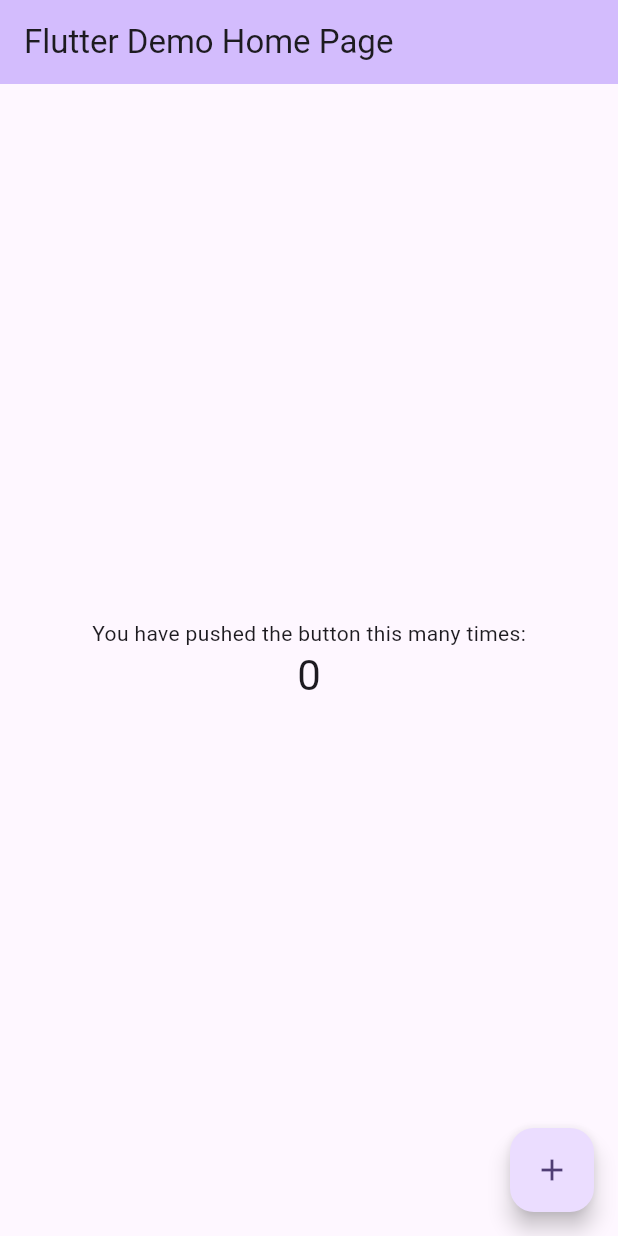
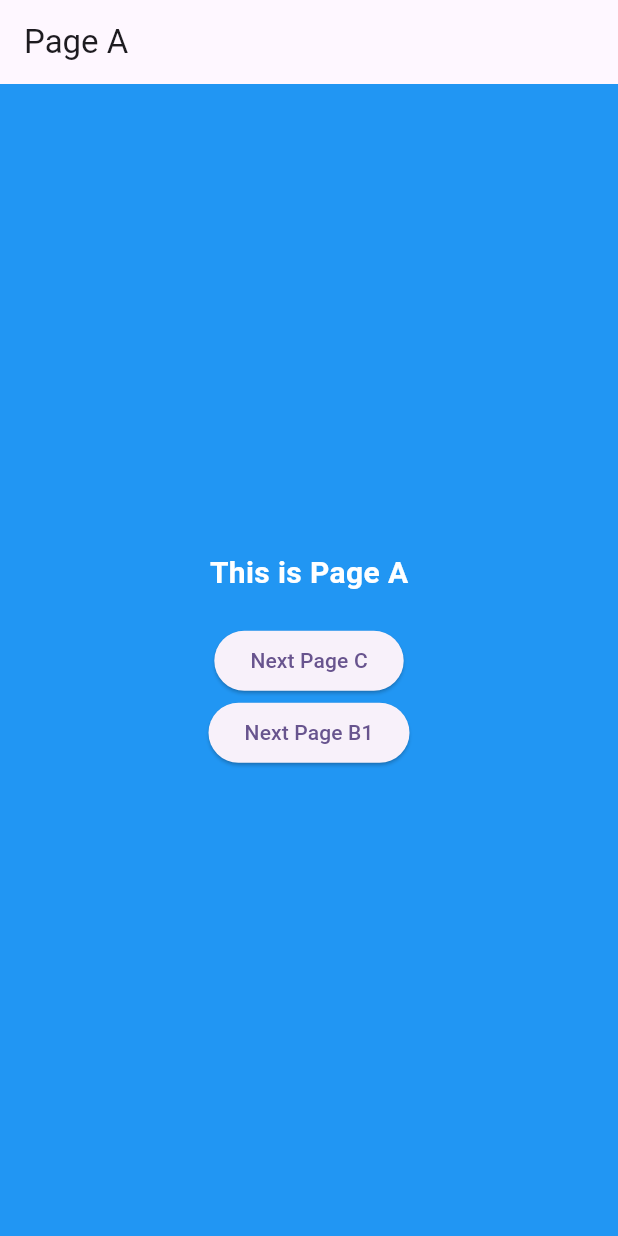
Before and after one commit to minhtamldt/FlutterOrigin, a Flutter app: the screen it shows after launch, on a phone screen of 412 x 824 dp. Run offline on Flutter 3.47's test engine with Material 3 defaults, Android fonts, the phone set to English and light mode, and no system bars; our stand-ins replace auto_route.

Commit message:
save code

```diff
--- a/flutter_origin/lib/app.dart
+++ b/flutter_origin/lib/app.dart
@@ -1,13 +1,16 @@
 import 'package:flutter/material.dart';
-import 'package:flutter_origin/presentation/counter/counter_page.dart';
+import 'package:flutter_origin/config/auto_router/app_router.dart';
 
 class OriginApp extends StatelessWidget {
-  const OriginApp({super.key});
+  OriginApp({super.key});
+
+  final AppRouter _appRouter = AppRouter();
 
   // This widget is the root of your application.
   @override
   Widget build(BuildContext context) {
-    return MaterialApp(
+    return MaterialApp.router(
+      routerConfig: _appRouter.config(),
       title: 'Flutter Demo',
       theme: ThemeData(
         // This is the theme of your application.
@@ -28,7 +31,6 @@ class OriginApp extends StatelessWidget {
         colorScheme: ColorScheme.fromSeed(seedColor: Colors.deepPurple),
         useMaterial3: true,
       ),
-      home: const CounterPage(title: 'Flutter Demo Home Page'),
     );
   }
 }
--- /dev/null
+++ b/flutter_origin/lib/config/auto_router/app_router.dart
@@ -0,0 +1,56 @@
+import 'package:auto_route/auto_route.dart';
+import 'package:flutter/material.dart';
+import 'package:flutter_origin/config/auto_router/guards/can_pusp_page.dart';
+import 'package:flutter_origin/config/auto_router/path_router.dart';
+import 'package:flutter_origin/presentation/auto_route_page/navi_pages/page_a.dart';
+import 'package:flutter_origin/presentation/auto_route_page/navi_pages/page_b1.dart';
+import 'package:flutter_origin/presentation/auto_route_page/navi_pages/page_b2.dart';
+import 'package:flutter_origin/presentation/auto_route_page/navi_pages/page_b.dart';
+import 'package:flutter_origin/presentation/auto_route_page/navi_pages/page_c.dart';
+import 'package:flutter_origin/presentation/auto_route_page/navi_pages/page_d.dart';
+import 'package:flutter_origin/presentation/auto_route_page/navi_pages/page_e.dart';
+part 'app_router.gr.dart';
+
+@AutoRouterConfig()
+class AppRouter extends _$AppRouter {
+  //Key used to acess paramters
+  static const String argumentsKeys = "argumentsKeys";
+  @override
+  List<AutoRoute> get routes => [
+        AutoRoute(
+          initial: true,
+          path: PathRouter.pageA,
+          page: RouteA.page,
+          guards: [
+            CanPushPage(),
+          ],
+        ),
+        AutoRoute(
+          path: PathRouter.pageB,
+          page: RouteB.page,
+          children: [
+            AutoRoute(
+              initial: true,
+              path: PathRouter.pageB1,
+              page: RouteB1.page,
+            ),
+            AutoRoute(
+              path: PathRouter.pageB2,
+              page: RouteB2.page,
+            ),
+          ],
+        ),
+        AutoRoute(
+          path: PathRouter.pageC,
+          page: RouteC.page,
+        ),
+        AutoRoute(
+          path: PathRouter.pageD,
+          page: RouteD.page,
+        ),
+        AutoRoute(
+          path: PathRouter.pageE,
+          page: RouteE.page,
+        ),
+      ];
+}
--- /dev/null
+++ b/flutter_origin/lib/config/auto_router/guards/can_pusp_page.dart
@@ -0,0 +1,8 @@
+import 'package:auto_route/auto_route.dart';
+
+class CanPushPage extends AutoRouteGuard {
+  @override
+  void onNavigation(NavigationResolver resolver, StackRouter router) {
+    resolver.next(true);
+  }
+}
--- /dev/null
+++ b/flutter_origin/lib/config/auto_router/path_router.dart
@@ -0,0 +1,9 @@
+class PathRouter {
+  static String pageA = "/pageA";
+  static String pageB1 = "pageB1";
+  static String pageB2 = "pageB2";
+  static String pageB = "/pageB";
+  static String pageC = "/pageC";
+  static String pageD = "/pageD";
+  static String pageE = "/pageE";
+}
--- a/flutter_origin/lib/main.dart
+++ b/flutter_origin/lib/main.dart
@@ -2,5 +2,5 @@ import 'package:flutter/material.dart';
 import 'package:flutter_origin/app.dart';
 
 void main() {
-  runApp(const OriginApp());
+  runApp(OriginApp());
 }
--- /dev/null
+++ b/flutter_origin/lib/presentation/auto_route_page/navi_pages/page_a.dart
@@ -0,0 +1,62 @@
+import 'package:auto_route/auto_route.dart';
+import 'package:flutter/material.dart';
+import 'package:flutter_origin/config/auto_router/app_router.dart';
+import 'package:flutter_origin/config/auto_router/path_router.dart';
+
+@RoutePage()
+class PageA extends StatefulWidget {
+  final Map<String, dynamic>? paramters;
+  const PageA({super.key, @QueryParam(AppRouter.argumentsKeys) this.paramters});
+
+  @override
+  State<PageA> createState() => _PageAState();
+}
+
+class _PageAState extends State<PageA> {
+  @override
+  Widget build(BuildContext context) {
+    return Scaffold(
+      appBar: _buildAppBar(),
+      body: _buildBody(),
+    );
+  }
+
+  _buildAppBar() {
+    return AppBar(
+      title: const Text("Page A"),
+    );
+  }
+
+  _buildBody() {
+    return Container(
+      alignment: Alignment.center,
+      color: Colors.blue,
+      child: Column(
+        crossAxisAlignment: CrossAxisAlignment.center,
+        mainAxisAlignment: MainAxisAlignment.center,
+        children: <Widget>[
+          const Text(
+            "This is Page A",
+            style: TextStyle(
+                color: Colors.white, fontWeight: FontWeight.bold, fontSize: 20),
+          ),
+          const SizedBox(
+            height: 20,
+          ),
+          ElevatedButton(
+            child: const Text('Next Page C'),
+            onPressed: () {
+              AutoRouter.of(context).pushNamed(PathRouter.pageC);
+            },
+          ),
+          ElevatedButton(
+            child: const Text('Next Page B1'),
+            onPressed: () {
+              AutoRouter.of(context).pushNamed(PathRouter.pageB);
+            },
+          )
+        ],
+      ),
+    );
+  }
+}
--- /dev/null
+++ b/flutter_origin/lib/presentation/auto_route_page/navi_pages/page_b.dart
@@ -0,0 +1,6 @@
+import 'package:auto_route/auto_route.dart';
+
+@RoutePage()
+class PageB extends AutoRouter {
+  const PageB({super.key});
+}
--- a/flutter_origin/pubspec.yaml
+++ b/flutter_origin/pubspec.yaml
@@ -35,6 +35,7 @@ dependencies:
   # The following adds the Cupertino Icons font to your application.
   # Use with the CupertinoIcons class for iOS style icons.
   cupertino_icons: ^1.0.2
+  auto_route: ^7.8.4
 
 dev_dependencies:
   flutter_test:
@@ -46,6 +47,9 @@ dev_dependencies:
   # package. See that file for information about deactivating specific lint
   # rules and activating additional ones.
   flutter_lints: ^2.0.0
+  auto_route_generator: ^7.3.2
+  build_runner: ^2.4.7
+
 
 # For information on the generic Dart part of this file, see the
 # following page: https://dart.dev/tools/pub/pubspec
```
Also changed, not shown: flutter_origin/lib/config/auto_router/app_router_extension.dart (added, +16 -0 lines), flutter_origin/lib/presentation/auto_route_page/navi_pages/page_b1.dart (added, +62 -0 lines), flutter_origin/lib/presentation/auto_route_page/navi_pages/page_b2.dart (added, +53 -0 lines), flutter_origin/lib/presentation/auto_route_page/navi_pages/page_c.dart (added, +58 -0 lines), flutter_origin/lib/presentation/auto_route_page/navi_pages/page_d.dart (added, +69 -0 lines), flutter_origin/lib/presentation/auto_route_page/navi_pages/page_e.dart (added, +56 -0 lines), flutter_origin/lib/config/auto_router/app_router.gr.dart (added), 1 other file.
